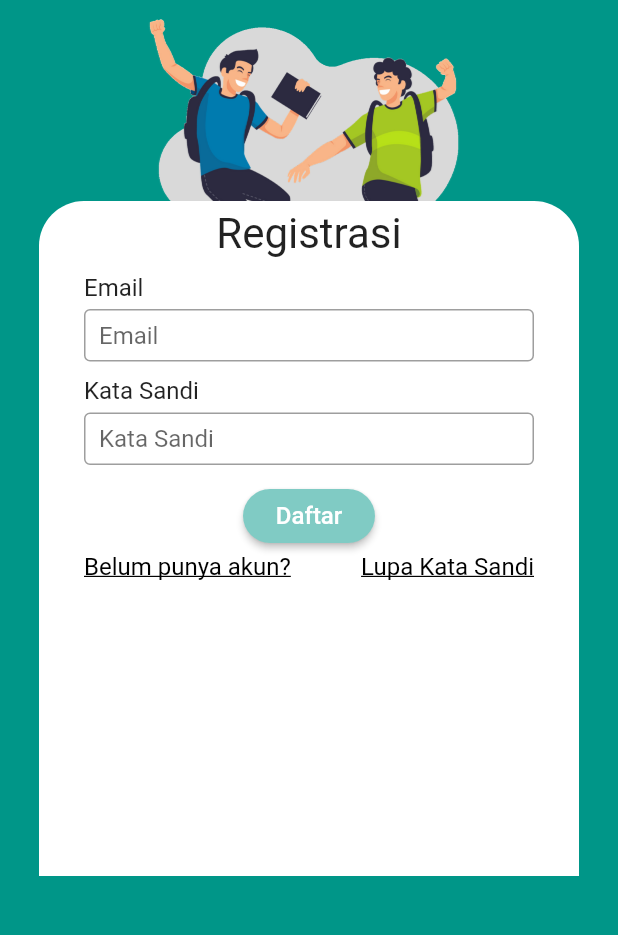
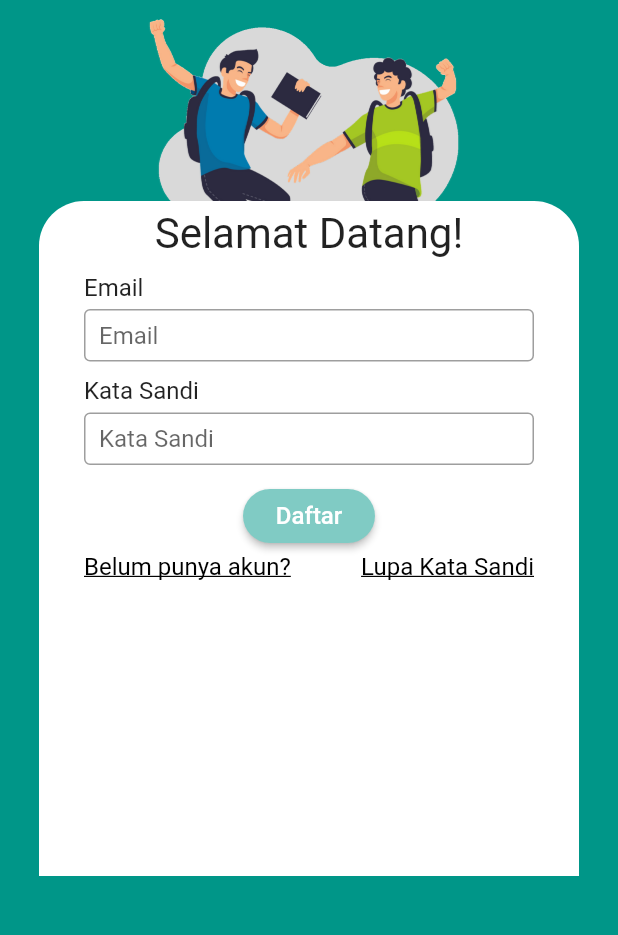
Before and after one commit to zulham724/flutter_siswapai, a Flutter app: the screen it shows after launch, on a phone screen of 412 x 824 dp, the part 183-1118 px from its top. Run offline on Flutter 3.47's test engine with Material 2 defaults, Android fonts, the phone set to English and light mode, and no system bars; our stand-ins replace get.

```diff
--- a/lib/main.dart
+++ b/lib/main.dart
@@ -68,7 +68,7 @@ class HalamanLogin extends StatelessWidget {
                         children: <Widget>[
                           Container(
                             padding: EdgeInsets.only(top: 5.0),
-                            child: Text("Registrasi",
+                            child: Text("Selamat Datang!",
                                 style: TextStyle(fontSize: 28)),
                           ),
                           SizedBox(
```
